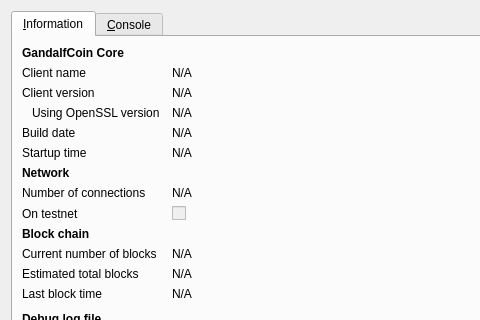
Before: the Qt Designer form src/qt/forms/rpcconsole.ui in Vintryplc/Gandalfcoins, drawn with Qt 5; both pictures show x 0 to 480 and y 0 to 320 of the 740 by 450 pixel window.
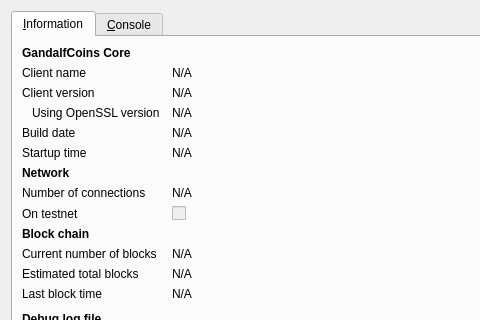
After: the same form once the commit is applied. Icons and pictures are not drawn.

Diff of the .ui file:
```diff
--- a/src/qt/forms/rpcconsole.ui
+++ b/src/qt/forms/rpcconsole.ui
@@ -36,7 +36,7 @@
           </font>
          </property>
          <property name="text">
-          <string>GandalfCoin Core</string>
+          <string>GandalfCoins Core</string>
          </property>
         </widget>
        </item>
```
Left out of the diff: 6 changed lines with no effect on the pictures.
